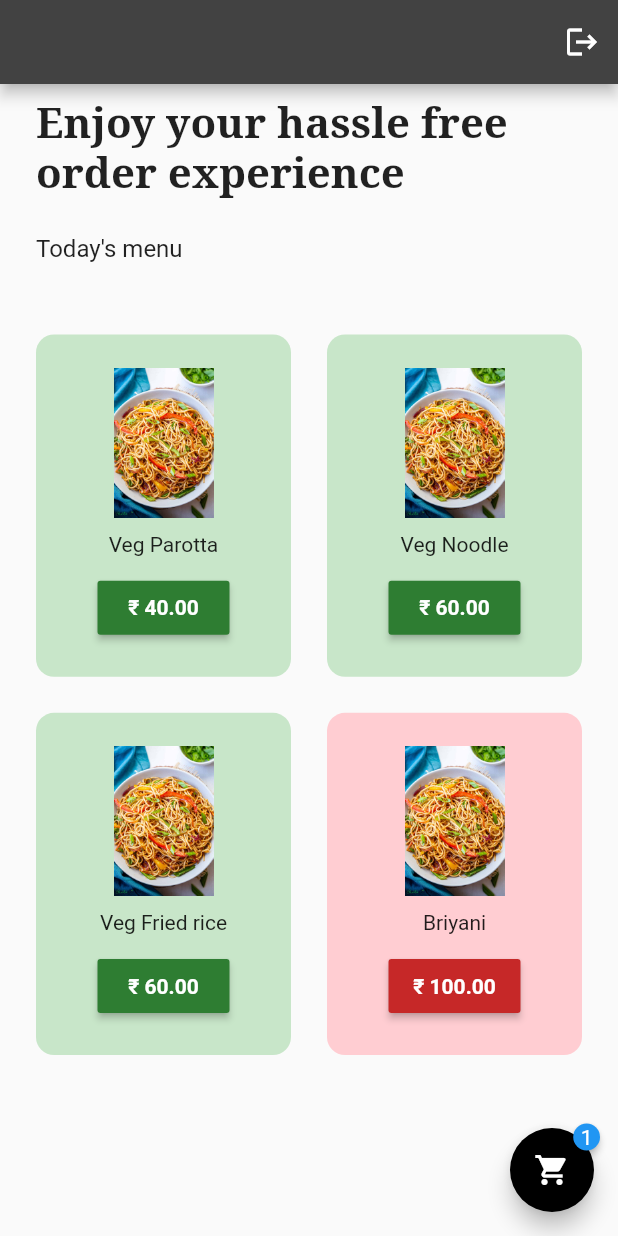
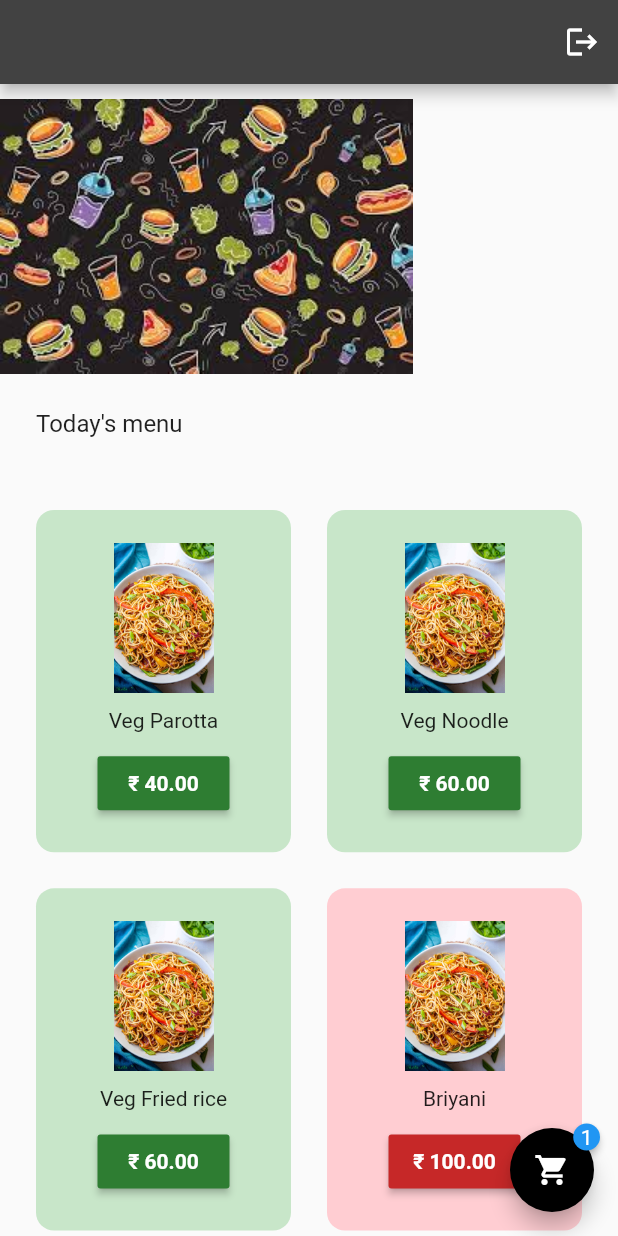
Before and after one commit to MohamedArafath205/Cafe-Connect, a Flutter app: the screen it shows once a user with an empty profile is signed in, after a tap on an icon or button, on a phone screen of 412 x 824 dp. Run offline on Flutter 3.47's test engine with Material 2 defaults, Android fonts, the phone set to English and light mode, and no system bars; drawn by our look-alikes of badges; our stand-ins replace cloud_firestore, firebase_auth, firebase_core, google_fonts, google_sign_in; missing offline and left inert: razorpay_flutter; accounts and stored records are empty; network calls fail.

Commit message:
changed to black theme

```diff
--- a/lib/components/my_textfield.dart
+++ b/lib/components/my_textfield.dart
@@ -19,14 +19,15 @@ class MyTextField extends StatelessWidget {
       child: TextField(
         controller: controller,
         obscureText: obscureText,
+        style: TextStyle(color: Colors.grey[200]),
         decoration: InputDecoration(
             enabledBorder: const OutlineInputBorder(
-              borderSide: BorderSide(color: Colors.white),
+              borderSide: BorderSide(color: Colors.black),
             ),
             focusedBorder: OutlineInputBorder(
-              borderSide: BorderSide(color: Colors.grey.shade400),
+              borderSide: BorderSide(color: Colors.grey[500]!),
             ),
-            fillColor: Colors.grey.shade200,
+            fillColor: Colors.black.withOpacity(0.8),
             filled: true,
             hintText: hintText,
             hintStyle: TextStyle(color: Colors.grey[500])),
--- a/lib/components/square_tile.dart
+++ b/lib/components/square_tile.dart
@@ -19,9 +19,9 @@ class SquareTile extends StatelessWidget {
         child: Container(
           padding: EdgeInsets.all(20),
           decoration: BoxDecoration(
-            border: Border.all(color: Colors.white),
+            border: Border.all(color: Colors.grey[900]!),
             borderRadius: BorderRadius.circular(16),
-            color: Colors.grey[200],
+            color: Colors.grey[1000],
           ),
           child: Image.asset(
             imagePath,
--- a/lib/pages/admin_login.dart
+++ b/lib/pages/admin_login.dart
@@ -33,7 +33,7 @@ class _AdminLoginPageState extends State<AdminLoginPage> {
   @override
   Widget build(BuildContext context) {
     return Scaffold(
-      backgroundColor: Colors.grey[300],
+      backgroundColor: Colors.grey[900],
       body: Center(
         child: SingleChildScrollView(
           child: SafeArea(
@@ -61,7 +61,7 @@ class _AdminLoginPageState extends State<AdminLoginPage> {
                 // Password textfield
                 MyTextField(
                   controller: passwordController,
-                  hintText: 'Password',
+                  hintText: 'Admin password',
                   obscureText: true,
                 ),
 
--- a/lib/pages/admin_page.dart
+++ b/lib/pages/admin_page.dart
@@ -47,7 +47,7 @@ class _AdminPageState extends State<AdminPage> {
         title: Text('Admin Page'),
         backgroundColor: Colors.blueAccent,
       ),
-      backgroundColor: Colors.grey[300],
+      backgroundColor: Colors.black.withOpacity(0.9),
       body: Center(
         child: SafeArea(
           child: Column(
--- a/lib/pages/home_page.dart
+++ b/lib/pages/home_page.dart
@@ -49,16 +49,7 @@ class HomePage extends StatelessWidget {
             children: [
               const SizedBox(height: 10),
               // Let's order something
-              Padding(
-                padding: const EdgeInsets.symmetric(horizontal: 24.0),
-                child: Text(
-                  "Enjoy your hassle free order experience",
-                  style: GoogleFonts.notoSerif(
-                    fontSize: 28,
-                    fontWeight: FontWeight.bold,
-                  ),
-                ),
-              ),
+              Image.asset('lib/images/cafebackground.jpeg'),
 
               // Menu
               const SizedBox(height: 24),
--- a/lib/pages/login_page.dart
+++ b/lib/pages/login_page.dart
@@ -58,7 +58,7 @@ class _LoginPageState extends State<LoginPage> {
   @override
   Widget build(BuildContext context) {
     return Scaffold(
-      backgroundColor: Colors.grey[300],
+      backgroundColor: Colors.black.withOpacity(0.9),
       body: SafeArea(
         child: Center(
           child: SingleChildScrollView(
```
Also changed, not shown: lib/images/cafebackground.jpeg (added), lib/main.dart (line endings or trailing spaces).
